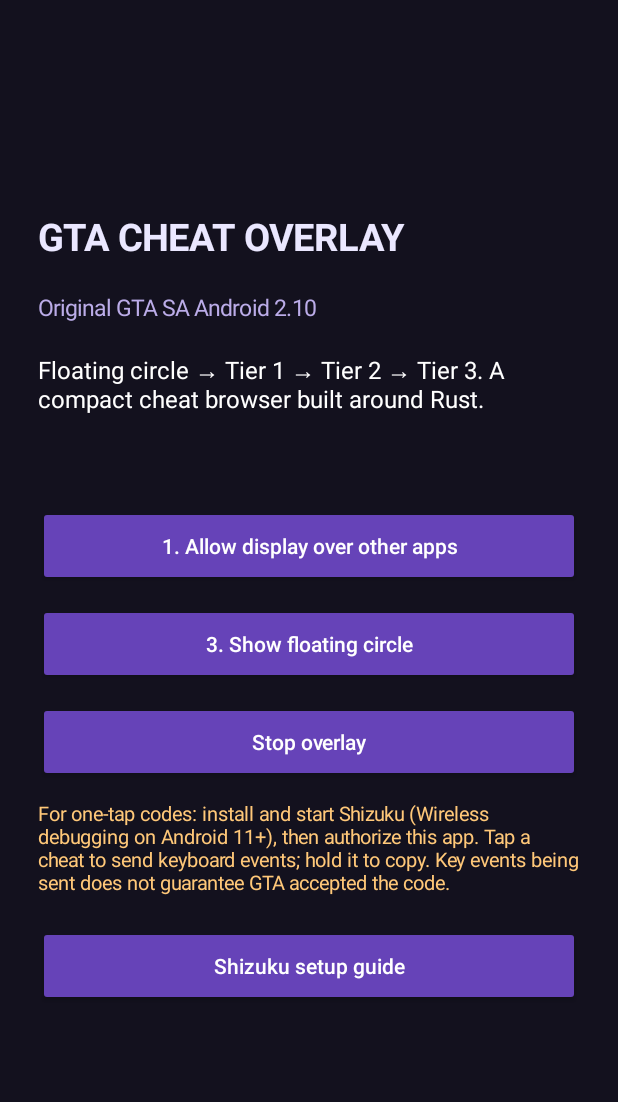
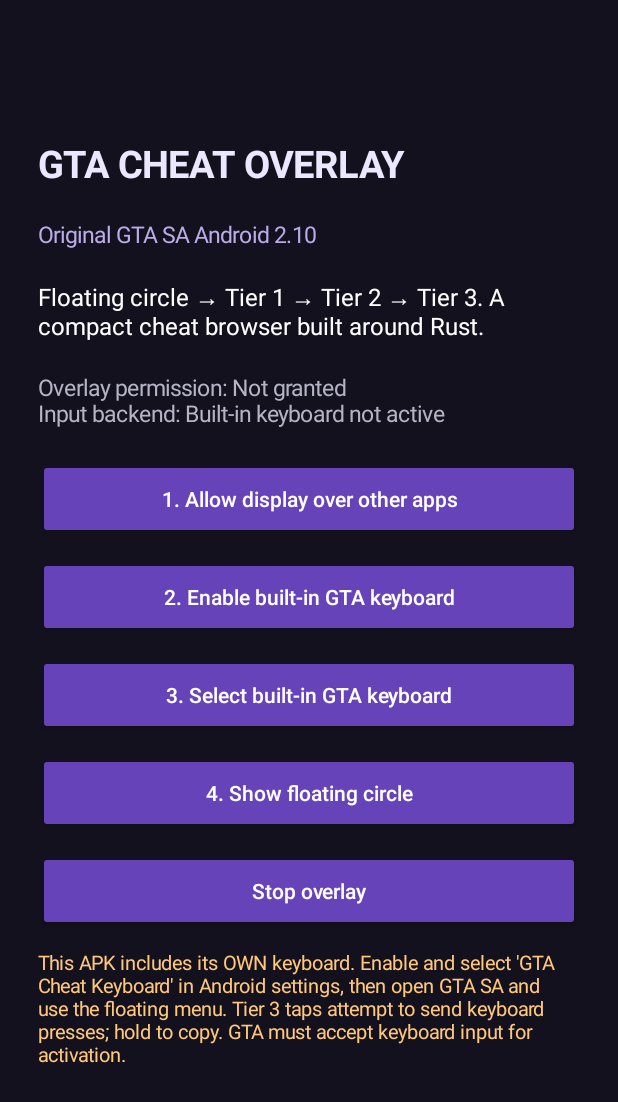
Before and after one commit to hilocarloarmenion/gtacheatoverlay, an Android app: the screen it shows after launch (MainActivity), on a phone screen of 412 x 824 dp. Shown: the top 1102 px of the screen. Run offline under Robolectric (Android 15) with nearby library versions, the phone set to English and light mode, and no system bars.

Commit message:
Replace external injection dependency with integrated Android IME keyboard

```diff
--- a/app/src/main/java/com/hilocarloarmenion/gtacheatoverlay/MainActivity.java
+++ b/app/src/main/java/com/hilocarloarmenion/gtacheatoverlay/MainActivity.java
@@ -22,7 +22,6 @@ public class MainActivity extends Activity {
 
     @Override public void onCreate(Bundle state) {
         super.onCreate(state);
-        ShizukuBridge.initialize(this);
         LinearLayout root = new LinearLayout(this);
         root.setOrientation(LinearLayout.VERTICAL);
         root.setGravity(Gravity.CENTER_VERTICAL);
@@ -37,8 +36,13 @@ public class MainActivity extends Activity {
                 Uri.parse("package:" + getPackageName()));
             startActivity(i);
         });
-        button(root, "2. Authorize Shizuku for auto input", () -> ShizukuBridge.requestPermission(this));
-        button(root, "3. Show floating circle", () -> {
+        button(root, "2. Enable built-in GTA keyboard", () -> startActivity(new Intent(Settings.ACTION_INPUT_METHOD_SETTINGS)));
+        button(root, "3. Select built-in GTA keyboard", () -> {
+            android.view.inputmethod.InputMethodManager input =
+                (android.view.inputmethod.InputMethodManager)getSystemService(INPUT_METHOD_SERVICE);
+            input.showInputMethodPicker();
+        });
+        button(root, "4. Show floating circle", () -> {
             if (!Settings.canDrawOverlays(this)) {
                 Toast.makeText(this, "Enable overlay permission first", Toast.LENGTH_LONG).show();
                 return;
@@ -57,8 +61,7 @@ public class MainActivity extends Activity {
             }
         });
         button(root, "Stop overlay", () -> stopService(new Intent(this, OverlayService.class)));
-        label(root, "For one-tap codes: install and start Shizuku (Wireless debugging on Android 11+), then authorize this app. Tap a cheat to send keyboard events; hold it to copy. Key events being sent does not guarantee GTA accepted the code.", 13, false, 0xFFFFC879);
-        button(root, "Shizuku setup guide", () -> startActivity(new Intent(Intent.ACTION_VIEW,Uri.parse("https://shizuku.rikka.app/guide/setup/"))));
+        label(root, "This APK includes its OWN keyboard. Enable and select 'GTA Cheat Keyboard' in Android settings, then open GTA SA and use the floating menu. Tier 3 taps attempt to send keyboard presses; hold to copy. GTA must accept keyboard input for activation.", 13, false, 0xFFFFC879);
         setContentView(root);
     }
     private TextView label(LinearLayout root, String text, int sp, boolean bold, int color) {
@@ -79,6 +82,6 @@ public class MainActivity extends Activity {
         super.onResume();
         if(status!=null) status.setText("Overlay permission: "
             + (Settings.canDrawOverlays(this)?"Granted ✓":"Not granted")
-            + "\nInput backend: " + ShizukuBridge.status(this));
+            + "\nInput backend: " + GtaKeyboardService.connectionStatus());
     }
 }
```
